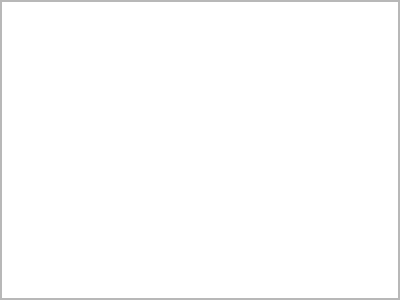
zsteva/backup-minos2, file mqt/MqtLogger/locframe.ui: the form before one commit.
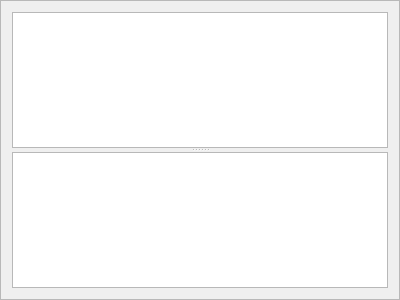
The form after the commit. Custom widgets are drawn as their Qt base class.

Commit message: Implement a locator "map"

```diff
--- a/mqt/MqtLogger/locframe.ui
+++ b/mqt/MqtLogger/locframe.ui
@@ -20,22 +20,11 @@
    <enum>QFrame::Raised</enum>
   </property>
   <layout class="QVBoxLayout" name="verticalLayout">
-   <property name="spacing">
-    <number>0</number>
-   </property>
-   <property name="leftMargin">
-    <number>0</number>
-   </property>
-   <property name="topMargin">
-    <number>0</number>
-   </property>
-   <property name="rightMargin">
-    <number>0</number>
-   </property>
-   <property name="bottomMargin">
-    <number>0</number>
-   </property>
    <item>
+    <widget class="MinosSplitter" name="locatorSplitter">
+     <property name="orientation">
+      <enum>Qt::Vertical</enum>
+     </property>
     <widget class="QTreeWidget" name="LocTree">
      <property name="editTriggers">
       <set>QAbstractItemView::NoEditTriggers</set>
@@ -49,9 +38,58 @@
       </property>
      </column>
     </widget>
+     <widget class="MinosTableView" name="LocView">
+      <property name="focusPolicy">
+       <enum>Qt::ClickFocus</enum>
+      </property>
+      <property name="verticalScrollBarPolicy">
+       <enum>Qt::ScrollBarAsNeeded</enum>
+      </property>
+      <property name="horizontalScrollBarPolicy">
+       <enum>Qt::ScrollBarAsNeeded</enum>
+      </property>
+      <property name="editTriggers">
+       <set>QAbstractItemView::NoEditTriggers</set>
+      </property>
+      <property name="tabKeyNavigation">
+       <bool>false</bool>
+      </property>
+      <property name="wordWrap">
+       <bool>false</bool>
+      </property>
+      <property name="cornerButtonEnabled">
+       <bool>false</bool>
+      </property>
+      <attribute name="horizontalHeaderVisible">
+       <bool>false</bool>
+      </attribute>
+      <attribute name="horizontalHeaderHighlightSections">
+       <bool>false</bool>
+      </attribute>
+      <attribute name="verticalHeaderVisible">
+       <bool>false</bool>
+      </attribute>
+      <attribute name="verticalHeaderHighlightSections">
+       <bool>false</bool>
+      </attribute>
+     </widget>
+    </widget>
    </item>
   </layout>
  </widget>
+ <customwidgets>
+  <customwidget>
+   <class>MinosSplitter</class>
+   <extends>QSplitter</extends>
+   <header>minossplitter.h</header>
+   <container>1</container>
+  </customwidget>
+  <customwidget>
+   <class>MinosTableView</class>
+   <extends>QTableView</extends>
+   <header>../MqtBase/MinosTableView.h</header>
+  </customwidget>
+ </customwidgets>
  <resources/>
  <connections/>
 </ui>
```
Left out of the diff: 3 changed lines with no effect on the pictures. Lines whose indentation alone changed are shown as unchanged. The commit also changes 7 other files.
